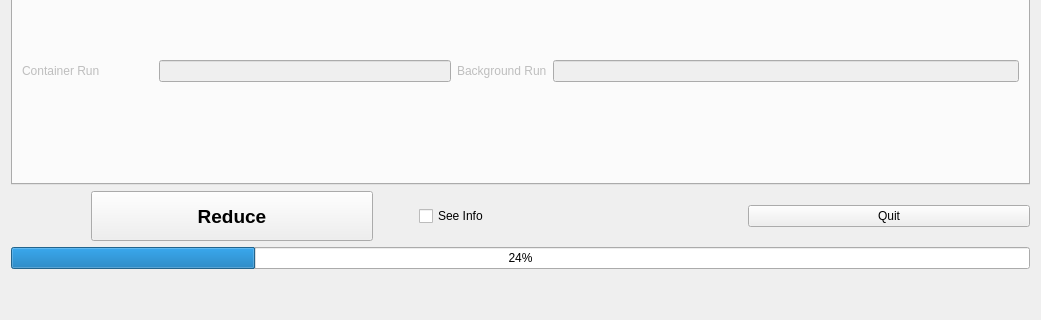
Above: src/ui/ui_ReductionSetup.ui from neutrons/PyVDrive before the change; both pictures show x 0 to 1041 and y 652 to 972 of the 1041 by 972 pixel window. Below: the same form after it.
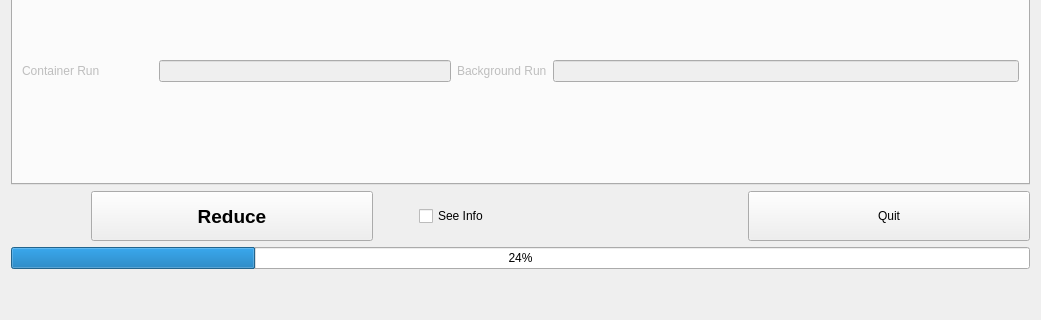
That is the form after the change.

The edit to the form file:
```diff
--- a/src/ui/ui_ReductionSetup.ui
+++ b/src/ui/ui_ReductionSetup.ui
@@ -1158,7 +1158,7 @@
         <enum>Qt::Horizontal</enum>
        </property>
        <property name="sizeType">
-        <enum>QSizePolicy::Minimum</enum>
+        <enum>QSizePolicy::Preferred</enum>
        </property>
        <property name="sizeHint" stdset="0">
         <size>
@@ -1186,6 +1186,12 @@
      </item>
      <item row="0" column="6">
       <widget class="QPushButton" name="pushButton_quit">
+       <property name="sizePolicy">
+        <sizepolicy hsizetype="Preferred" vsizetype="Preferred">
+         <horstretch>0</horstretch>
+         <verstretch>0</verstretch>
+        </sizepolicy>
+       </property>
        <property name="text">
         <string>Quit</string>
        </property>
```
